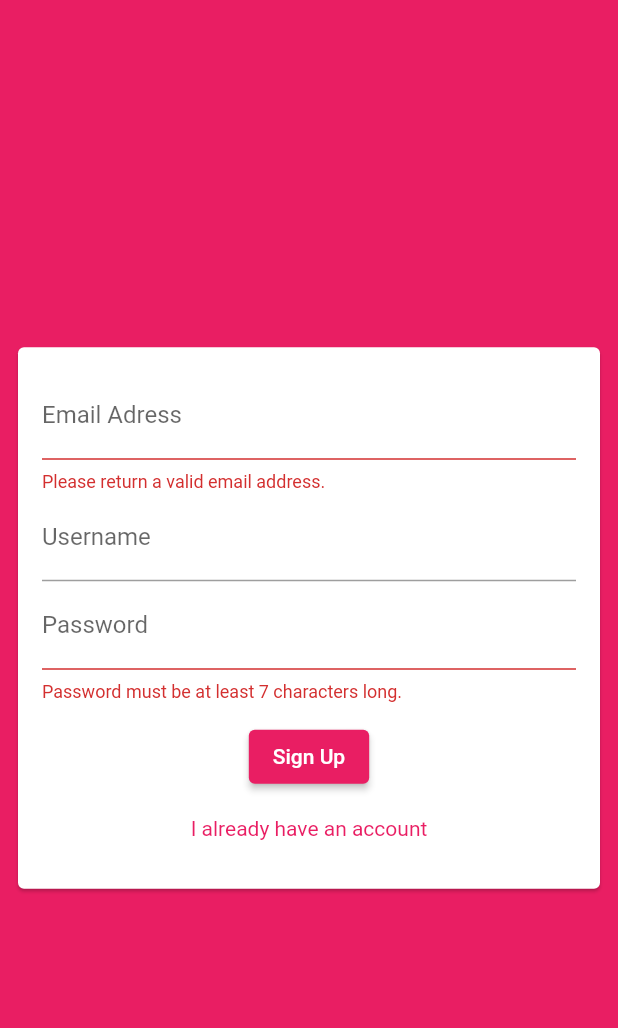
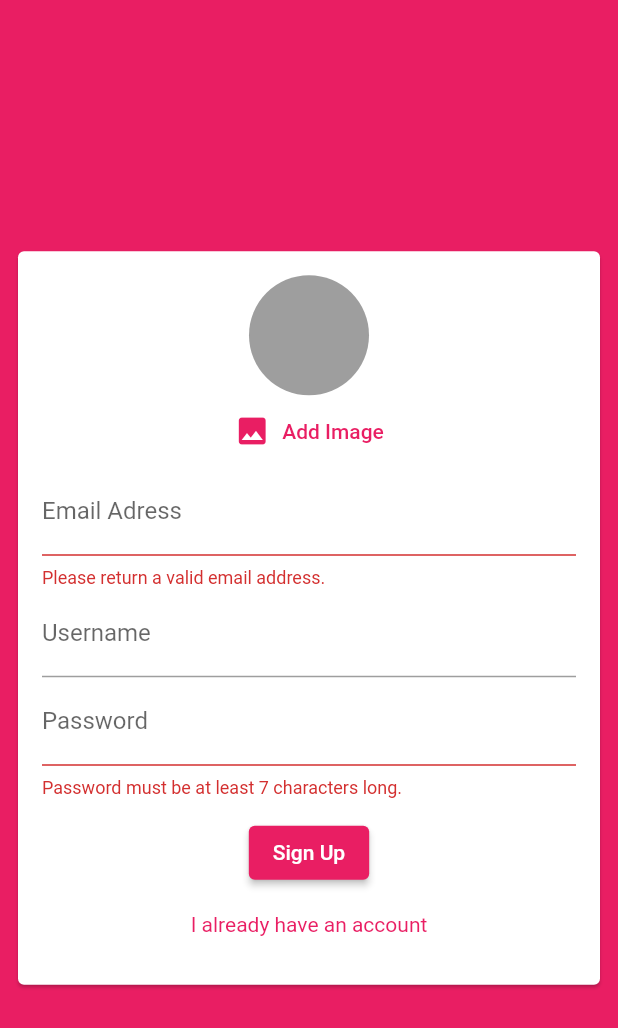
Before and after one commit to hjk1996/udemy_chat_app, a Flutter app: the screen it shows after launch, after a tap on "Login", after a tap on "Create new account", on a phone screen of 412 x 824 dp. Shown: the top 1028 px of the screen. Run offline on Flutter 3.47's test engine with Material 2 defaults, Android fonts, the phone set to English and light mode, and no system bars; our stand-ins replace cloud_firestore, firebase_auth, firebase_core, firebase_messaging, firebase_storage, image_picker; accounts and stored records are empty.

Commit message:
finish project

```diff
--- a/lib/main.dart
+++ b/lib/main.dart
@@ -4,6 +4,7 @@ import 'package:firebase_auth/firebase_auth.dart';
 
 import './screens/chat_screen.dart';
 import './screens/auth_screen.dart';
+import './screens/splash_screen.dart';
 
 void main() {
   runApp(const MyApp());
@@ -41,6 +42,10 @@ class MyApp extends StatelessWidget {
             home: StreamBuilder(
               stream: FirebaseAuth.instance.authStateChanges(),
               builder: (ctx, snapshot) {
+                if (snapshot.connectionState == ConnectionState.waiting) {
+                  return SplashScreen();
+                }
+
                 if (snapshot.hasData) {
                   return ChatScreen();
                 }
--- /dev/null
+++ b/lib/screens/splash_screen.dart
@@ -0,0 +1,14 @@
+import 'package:flutter/material.dart';
+
+class SplashScreen extends StatelessWidget {
+  const SplashScreen({Key? key}) : super(key: key);
+
+  @override
+  Widget build(BuildContext context) {
+    return Scaffold(
+      body: Center(
+        child: Text('Loading'),
+      ),
+    );
+  }
+}
--- a/lib/widgets/auth/auth_form.dart
+++ b/lib/widgets/auth/auth_form.dart
@@ -1,12 +1,13 @@
+import 'dart:io';
+
 import 'package:flutter/material.dart';
+
+import '../pickers/user_image_picker.dart';
 
 class AuthForm extends StatefulWidget {
   final Future<void> Function(
-    String email,
-    String password,
-    String username,
-    bool isLogin,
-  ) submitFn;
+      String email, String password, String username, bool isLogin,
+      {File? image}) submitFn;
   final bool isLoding;
 
   AuthForm(this.submitFn, this.isLoding);
@@ -21,6 +22,7 @@ class _AuthFormState extends State<AuthForm> {
   String _userEmail = '';
   String _userName = '';
   String _userPassword = '';
+  File? _userImage;
 
   Future<void> _trySubmit() async {
     final isValid = _formKey.currentState!.validate();
@@ -34,8 +36,13 @@ class _AuthFormState extends State<AuthForm> {
         _userPassword.trim(),
         _userName.trim(),
         _isLogin,
+        image: _userImage,
       );
     }
+  }
+
+  void _pickImage(File pickedImage) {
+    _userImage = pickedImage;
   }
 
   @override
@@ -51,6 +58,7 @@ class _AuthFormState extends State<AuthForm> {
                 child: Column(
                   mainAxisSize: MainAxisSize.min,
                   children: [
+                    if (!_isLogin) UserImagePicker(_pickImage),
                     TextFormField(
                       key: const ValueKey('email'),
                       validator: (value) {
--- a/lib/widgets/chat/messages.dart
+++ b/lib/widgets/chat/messages.dart
@@ -31,6 +31,7 @@ class Messages extends StatelessWidget {
             return MessageBubble(
               data['text'],
               data['username'],
+              data['userImage'],
               data['userId'] == userId,
               key: ValueKey(chatDocs[idx].id),
             );
--- a/lib/widgets/chat/new_message.dart
+++ b/lib/widgets/chat/new_message.dart
@@ -25,7 +25,8 @@ class _NewMessageState extends State<NewMessage> {
       'text': _messageController.text,
       'createdAt': Timestamp.now(),
       'userId': userId,
-      'username': userInfo['username']
+      'username': userInfo['username'],
+      'userImage': userInfo['image_url']
     });
     _messageController.clear();
   }
--- /dev/null
+++ b/lib/widgets/pickers/user_image_picker.dart
@@ -0,0 +1,49 @@
+import 'dart:io';
+
+import 'package:flutter/material.dart';
+import 'package:image_picker/image_picker.dart';
+
+class UserImagePicker extends StatefulWidget {
+  final void Function(File pickedImage) imagePickFn;
+
+  const UserImagePicker(this.imagePickFn, {Key? key}) : super(key: key);
+
+  @override
+  State<UserImagePicker> createState() => _UserImagePickerState();
+}
+
+class _UserImagePickerState extends State<UserImagePicker> {
+  PickedFile? _image;
+
+  void _pickImage() async {
+    _image = await ImagePicker.platform.pickImage(
+      source: ImageSource.camera,
+      imageQuality: 50,
+      maxWidth: 150,
+
+    );
+    setState(() {});
+    widget.imagePickFn(File(_image!.path));
+  }
+
+  @override
+  Widget build(BuildContext context) {
+    return Column(
+      children: [
+        CircleAvatar(
+          radius: 40,
+          backgroundColor: Colors.grey,
+          backgroundImage:
+              _image == null ? null : FileImage(File(_image!.path)),
+        ),
+        TextButton.icon(
+            onPressed: _pickImage,
+            icon: const Icon(Icons.image),
+            label: const Text(
+              "Add Image",
+              style: TextStyle(),
+            )),
+      ],
+    );
+  }
+}
```
Also changed, not shown: lib/screens/auth_screen.dart (+24 -14 lines), lib/screens/chat_screen.dart (+15 -1 lines), lib/widgets/chat/message_bubble.dart (+21 -5 lines), pubspec.yaml (+4 -3 lines), firebase.json (added), pubspec.lock, 7 other files.
